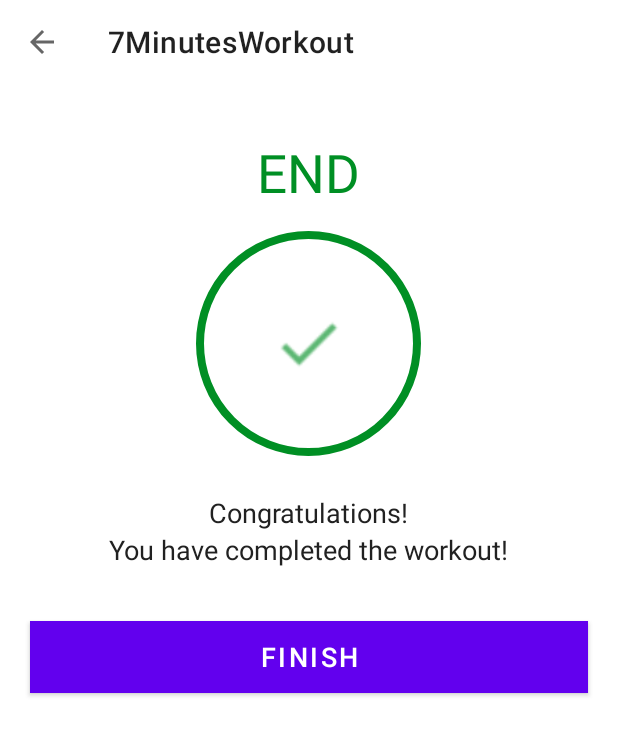
After one commit to krishpatel-dev/7MinWorkout, an Android app: the FinishActivity screen opened directly, with no data from a screen before it, on a phone screen of 412 x 824 dp. The commit adds this screen. Shown: the top 735 px of the screen. Run offline under Robolectric (Android 15) with nearby library versions, the phone set to English and light mode, and no system bars.

Commit message:
exercise numbers, finish activity

```diff
--- a/app/src/main/AndroidManifest.xml
+++ b/app/src/main/AndroidManifest.xml
@@ -1,8 +1,7 @@
 <?xml version="1.0" encoding="utf-8"?>
 <manifest xmlns:android="http://schemas.android.com/apk/res/android"
     xmlns:tools="http://schemas.android.com/tools">
-
-    <!--Enable TTS for Android 11-->
+    <!-- Enable TTS for Android 11 -->
     <queries>
         <intent>
             <action android:name="android.intent.action.TTS_SERVICE" />
@@ -20,6 +19,9 @@
         android:theme="@style/Theme._7MinutesWorkout"
         tools:targetApi="31">
         <activity
+            android:name=".FinishActivity"
+            android:exported="false" />
+        <activity
             android:name=".ExerciseActivity"
             android:exported="false" />
         <activity
--- /dev/null
+++ b/app/src/main/java/com/krishhh/a7minutesworkout/FinishActivity.kt
@@ -0,0 +1,30 @@
+package com.krishhh.a7minutesworkout
+
+import androidx.appcompat.app.AppCompatActivity
+import android.os.Bundle
+import com.krishhh.a7minutesworkout.databinding.ActivityFinishBinding
+
+class FinishActivity : AppCompatActivity() {
+    // Create a binding variable
+    private var binding: ActivityFinishBinding? = null
+
+    override fun onCreate(savedInstanceState: Bundle?) {
+        super.onCreate(savedInstanceState)
+        // inflate the layout
+        binding = ActivityFinishBinding.inflate(layoutInflater)
+        // bind the layout to this Activity
+        setContentView(binding?.root)
+        // attach the layout to this activity
+        setSupportActionBar(binding?.toolbarFinishActivity)
+        if (supportActionBar != null) {
+            supportActionBar?.setDisplayHomeAsUpEnabled(true)
+        }
+        binding?.toolbarFinishActivity?.setNavigationOnClickListener {
+            onBackPressed()
+        }
+
+        binding?.btnFinish?.setOnClickListener {
+            finish()
+        }
+    }
+}
--- /dev/null
+++ b/app/src/main/res/drawable/item_circular_color_gray_background.xml
@@ -0,0 +1,6 @@
+<?xml version="1.0" encoding="utf-8"?>
+
+<shape xmlns:android="http://schemas.android.com/apk/res/android"
+    android:shape="oval">
+    <solid android:color="#C4C4C4" />
+</shape>
--- /dev/null
+++ b/app/src/main/res/layout/activity_finish.xml
@@ -0,0 +1,67 @@
+<?xml version="1.0" encoding="utf-8"?>
+
+<LinearLayout xmlns:android="http://schemas.android.com/apk/res/android"
+    xmlns:tools="http://schemas.android.com/tools"
+    android:layout_width="match_parent"
+    android:layout_height="match_parent"
+    android:gravity="center_horizontal"
+    android:orientation="vertical"
+    tools:context=".FinishActivity">
+
+    <androidx.appcompat.widget.Toolbar
+        android:id="@+id/toolbar_finish_activity"
+        android:layout_width="match_parent"
+        android:layout_height="?android:attr/actionBarSize"
+        android:background="#FFFFFF" />
+
+    <TextView
+        android:id="@+id/tvEnd"
+        android:layout_width="wrap_content"
+        android:layout_height="wrap_content"
+        android:layout_marginTop="35dp"
+        android:text="END"
+        android:textColor="@color/colorAccent"
+        android:textSize="35sp" />
+
+    <LinearLayout
+        android:layout_width="150dp"
+        android:layout_height="150dp"
+        android:layout_gravity="center"
+        android:layout_marginTop="15dp"
+        android:background="@drawable/item_circular_color_accent_border"
+        android:gravity="center">
+
+        <ImageView
+            android:layout_width="50dp"
+            android:layout_height="50dp"
+            android:src="@drawable/ic_action_done" />
+    </LinearLayout>
+
+    <TextView
+        android:layout_width="wrap_content"
+        android:layout_height="wrap_content"
+        android:layout_marginTop="25dp"
+        android:text="Congratulations!"
+        android:textColor="#212121"
+        android:textSize="18sp" />
+
+    <TextView
+        android:layout_width="wrap_content"
+        android:layout_height="wrap_content"
+        android:text="You have completed the workout!"
+        android:textColor="#212121"
+        android:textSize="18sp" />
+
+    <Button
+        android:id="@+id/btnFinish"
+        android:layout_width="match_parent"
+        android:layout_height="wrap_content"
+        android:layout_gravity="bottom"
+        android:layout_marginTop="35dp"
+        android:background="@color/colorAccent"
+        android:text="FINISH"
+        android:textColor="#FFFFFF"
+        android:textSize="18sp"
+        android:layout_marginHorizontal="20dp"/>
+
+</LinearLayout>
```
Also changed, not shown: app/src/main/java/com/krishhh/a7minutesworkout/ExerciseActivity.kt (+34 -3 lines), app/src/main/java/com/krishhh/a7minutesworkout/ExerciseStatusAdapter.kt (added, +74 -0 lines), app/src/main/res/drawable/item_circular_thin_color_accent_border.xml (added, +10 -0 lines), app/src/main/res/layout/activity_exercise.xml (+13 -2 lines), app/src/main/res/layout/item_exercise_status.xml (added, +16 -0 lines), app/src/main/res/drawable/ic_action_done.png (added).
